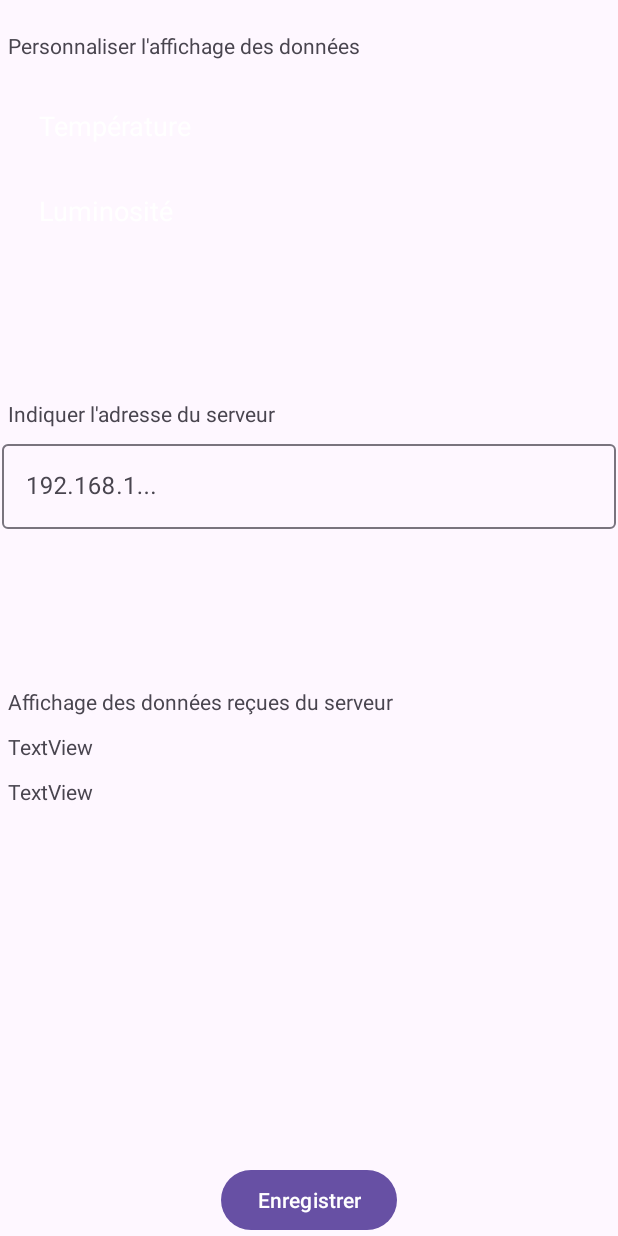
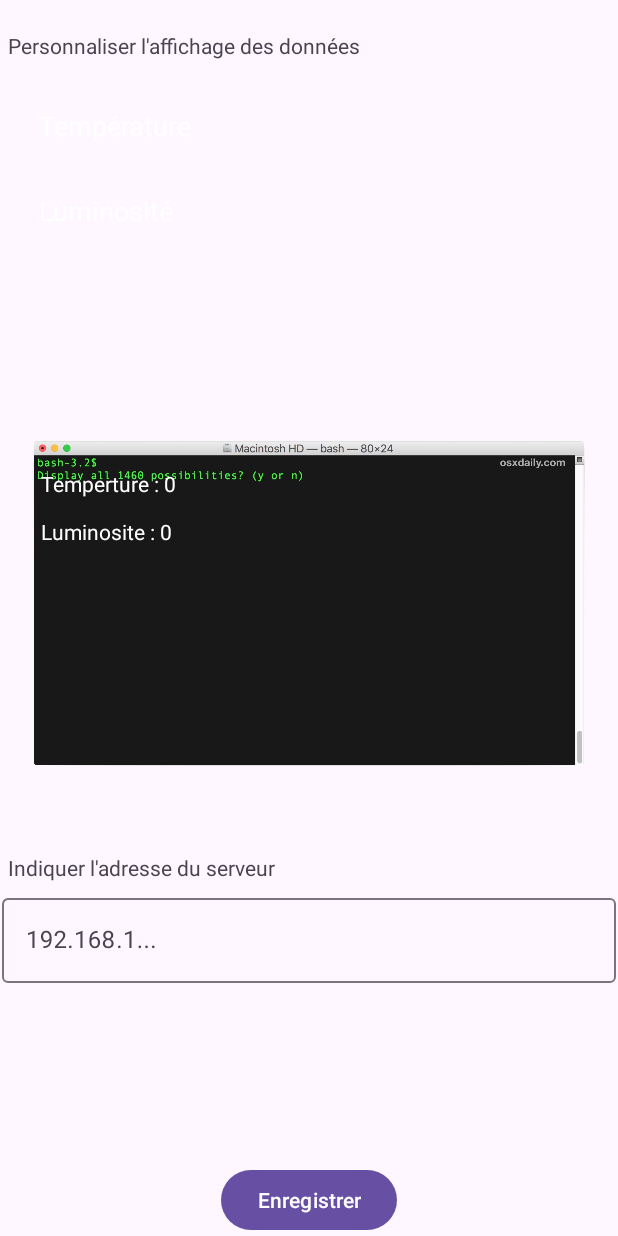
Before and after one commit to louischarnay/CPE-iot-init, an Android app: the screen it shows after launch (MainActivity), on a phone screen of 412 x 824 dp. Run offline under Robolectric (Android 15) with nearby library versions, the phone set to English and light mode, and no system bars; 4 statements that could not run were skipped.

Commit message:
feat: update layout

```diff
--- a/Android/app/src/main/res/layout/activity_main.xml
+++ b/Android/app/src/main/res/layout/activity_main.xml
@@ -6,20 +6,32 @@
     android:layout_height="match_parent"
     tools:context=".MainActivity">
 
+    <ImageView
+        android:id="@+id/imageView"
+        android:layout_width="wrap_content"
+        android:layout_height="wrap_content"
+        app:layout_constraintBottom_toBottomOf="@+id/button"
+        app:layout_constraintEnd_toEndOf="parent"
+        app:layout_constraintHorizontal_bias="1.0"
+        app:layout_constraintStart_toStartOf="parent"
+        app:layout_constraintTop_toTopOf="parent"
+        app:layout_constraintVertical_bias="0.0"
+        app:srcCompat="@drawable/terminal" />
+
     <TextView
         android:id="@+id/textView2"
         android:layout_width="wrap_content"
         android:layout_height="wrap_content"
+        android:layout_marginTop="15dp"
+        android:padding="5dp"
         android:text="Personnaliser l'affichage des données"
         app:layout_constraintStart_toStartOf="parent"
-        app:layout_constraintTop_toTopOf="parent"
-        android:padding="5dp"
-        android:layout_marginTop="15dp"/>
+        app:layout_constraintTop_toTopOf="parent" />
 
     <androidx.recyclerview.widget.RecyclerView
         android:id="@+id/recycler_view"
-        android:layout_width="match_parent"
-        android:layout_height="200dp"
+        android:layout_width="411dp"
+        android:layout_height="165dp"
         android:padding="10dp"
         app:layout_constraintEnd_toEndOf="parent"
         app:layout_constraintHorizontal_bias="0.0"
@@ -30,11 +42,13 @@
         android:id="@+id/textView4"
         android:layout_width="wrap_content"
         android:layout_height="wrap_content"
+        android:layout_marginTop="481dp"
+        android:padding="5dp"
         android:text="Indiquer l'adresse du serveur"
+        app:layout_constraintBottom_toBottomOf="parent"
         app:layout_constraintStart_toStartOf="parent"
-        app:layout_constraintTop_toBottomOf="@+id/recycler_view"
-        android:padding="5dp"
-        android:layout_marginTop="15dp"/>
+        app:layout_constraintTop_toTopOf="@+id/imageView"
+        app:layout_constraintVertical_bias="0.262" />
 
     <com.google.android.material.textfield.TextInputLayout
         android:id="@+id/textInputLayout3"
@@ -51,16 +65,6 @@
             android:hint="192.168.1..." />
     </com.google.android.material.textfield.TextInputLayout>
 
-    <TextView
-        android:id="@+id/textView6"
-        android:layout_width="wrap_content"
-        android:layout_height="wrap_content"
-        android:layout_marginTop="100dp"
-        android:padding="5dp"
-        android:text="Affichage des données reçues du serveur"
-        app:layout_constraintStart_toStartOf="parent"
-        app:layout_constraintTop_toBottomOf="@+id/textInputLayout3" />
-
     <Button
         android:id="@+id/button"
         android:layout_width="wrap_content"
@@ -72,22 +76,27 @@
 
     <TextView
         android:id="@+id/textView7"
-        android:layout_width="match_parent"
-        android:layout_height="wrap_content"
-        android:text="TextView"
+        android:layout_width="261dp"
+        android:layout_height="28dp"
+        android:text="Temperture : 0"
+        android:textColor="@color/white"
+        app:layout_constraintBottom_toTopOf="@+id/textView4"
         app:layout_constraintEnd_toEndOf="parent"
+        app:layout_constraintHorizontal_bias="0.18"
         app:layout_constraintStart_toStartOf="parent"
-        app:layout_constraintTop_toBottomOf="@+id/textView6"
-        android:padding="5dp"/>
+        app:layout_constraintTop_toBottomOf="@+id/recycler_view"
+        app:layout_constraintVertical_bias="0.314" />
 
     <TextView
         android:id="@+id/textView8"
-        android:layout_width="match_parent"
-        android:layout_height="wrap_content"
-        android:text="TextView"
+        android:layout_width="258dp"
+        android:layout_height="30dp"
+        android:layout_marginTop="4dp"
+        android:text="Luminosite : 0"
+        android:textColor="@color/white"
         app:layout_constraintEnd_toEndOf="parent"
+        app:layout_constraintHorizontal_bias="0.176"
         app:layout_constraintStart_toStartOf="parent"
-        app:layout_constraintTop_toBottomOf="@+id/textView7"
-        android:padding="5dp"/>
+        app:layout_constraintTop_toBottomOf="@+id/textView7" />
 
 </androidx.constraintlayout.widget.ConstraintLayout>
```
Also changed, not shown: Android/app/src/main/res/drawable/terminal.png (added), 1 other file.
